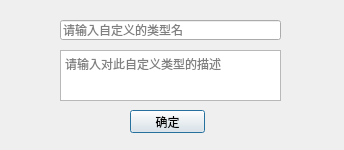
This is SimapleActivity/userdefinetype.ui in NoHearting/SimapleActivity as Qt 5 draws it before an edit. The edited form follows.
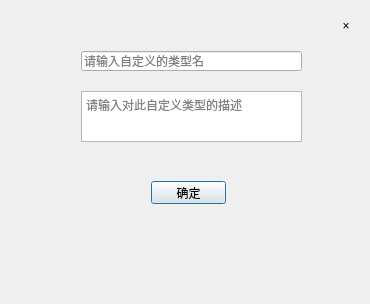
This is the edited form. Custom widgets are drawn as their Qt base class.

```diff
--- a/SimapleActivity/userdefinetype.ui
+++ b/SimapleActivity/userdefinetype.ui
@@ -6,18 +6,21 @@
    <rect>
     <x>0</x>
     <y>0</y>
-    <width>344</width>
-    <height>150</height>
+    <width>370</width>
+    <height>304</height>
    </rect>
   </property>
   <property name="windowTitle">
    <string>Dialog</string>
   </property>
+  <layout class="QGridLayout" name="gridLayout">
+   <item row="0" column="0">
+    <widget class="MyWidgetRegister" name="widgetInner" native="true">
   <widget class="QLineEdit" name="lineEdit">
    <property name="geometry">
     <rect>
-     <x>60</x>
-     <y>20</y>
+        <x>70</x>
+        <y>40</y>
      <width>221</width>
      <height>20</height>
     </rect>
@@ -26,11 +29,24 @@
     <string>请输入自定义的类型名</string>
    </property>
   </widget>
+     <widget class="QTextEdit" name="textEdit">
+      <property name="geometry">
+       <rect>
+        <x>70</x>
+        <y>80</y>
+        <width>221</width>
+        <height>51</height>
+       </rect>
+      </property>
+      <property name="placeholderText">
+       <string>请输入对此自定义类型的描述</string>
+      </property>
+     </widget>
   <widget class="QPushButton" name="pushButton_sure">
    <property name="geometry">
     <rect>
-     <x>130</x>
-     <y>110</y>
+        <x>140</x>
+        <y>170</y>
      <width>75</width>
      <height>23</height>
     </rect>
@@ -39,20 +55,34 @@
     <string>确定</string>
    </property>
   </widget>
-  <widget class="QTextEdit" name="textEdit">
+     <widget class="QToolButton" name="toolButton_close">
    <property name="geometry">
     <rect>
-     <x>60</x>
-     <y>50</y>
-     <width>221</width>
-     <height>51</height>
-    </rect>
-   </property>
-   <property name="placeholderText">
-    <string>请输入对此自定义类型的描述</string>
-   </property>
-  </widget>
- </widget>
+        <x>320</x>
+        <y>0</y>
+        <width>30</width>
+        <height>30</height>
+       </rect>
+      </property>
+      <property name="text">
+       <string>×</string>
+      </property>
+      <property name="autoRaise">
+       <bool>true</bool>
+      </property>
+     </widget>
+    </widget>
+   </item>
+  </layout>
+ </widget>
+ <customwidgets>
+  <customwidget>
+   <class>MyWidgetRegister</class>
+   <extends>QWidget</extends>
+   <header location="global">mywidgetregister.h</header>
+   <container>1</container>
+  </customwidget>
+ </customwidgets>
  <resources/>
  <connections/>
 </ui>
```
Left out of the diff: 3 changed lines with no effect on the pictures. Lines whose indentation alone changed are shown as unchanged.
